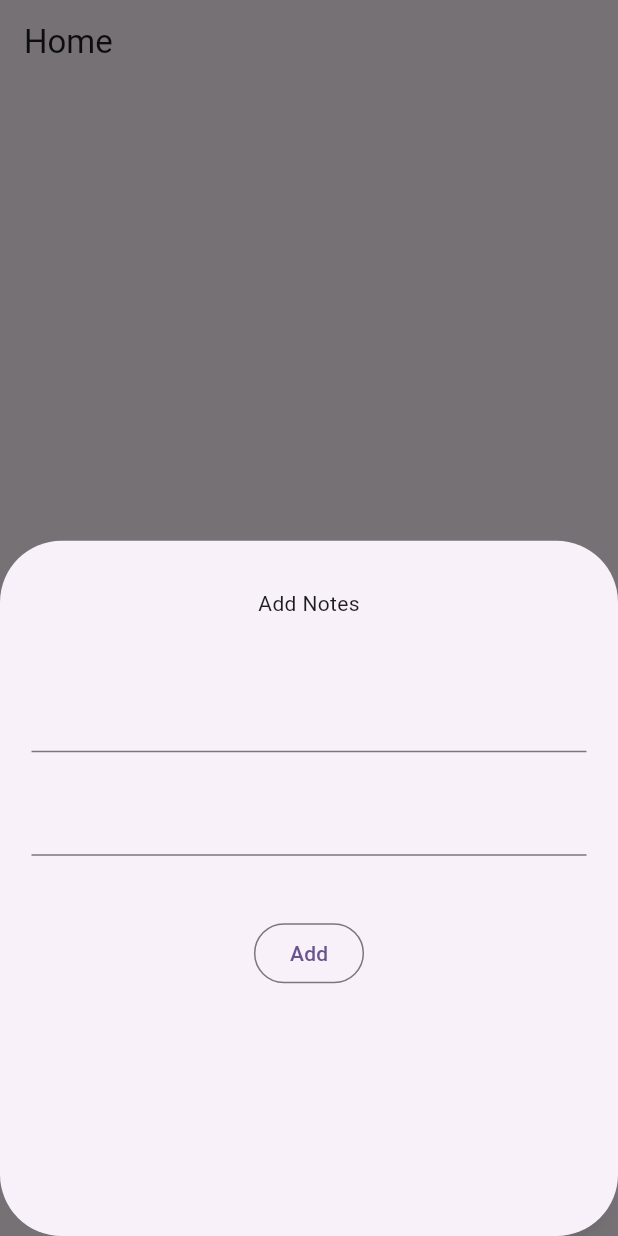
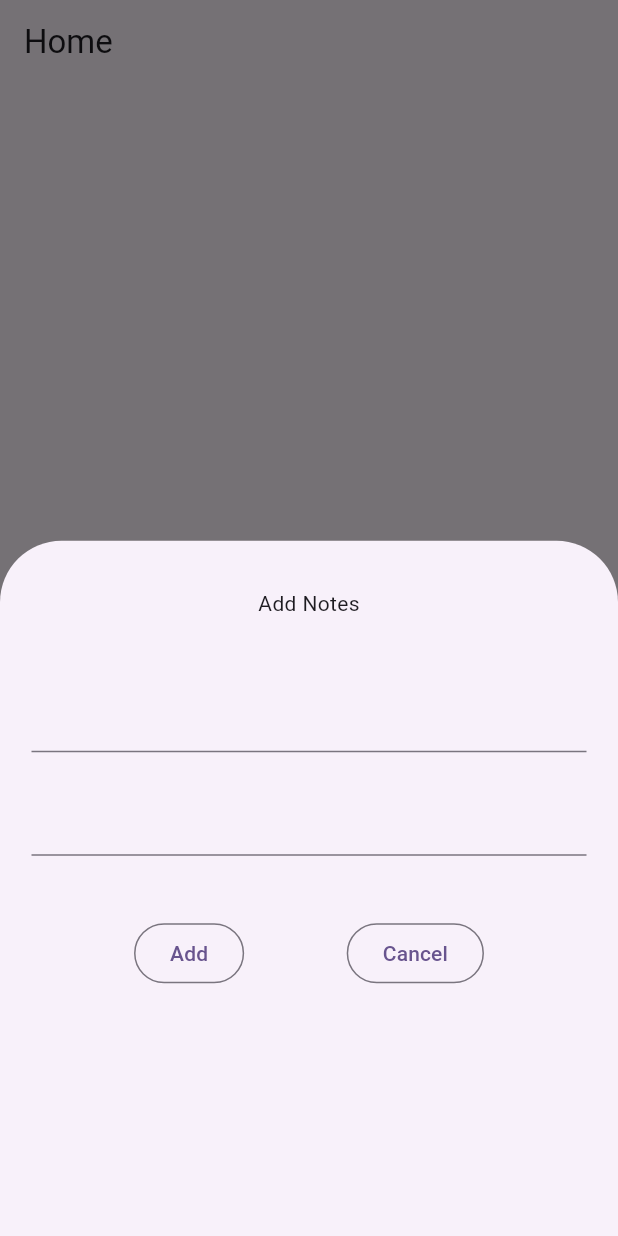
Before and after one commit to ATuLApSp016/database_db_app, a Flutter app: the screen it shows after launch, after a tap on the "add" icon, on a phone screen of 412 x 824 dp. Run offline on Flutter 3.47's test engine with Material 3 defaults, Android fonts, the phone set to English and light mode, and no system bars; our stand-ins replace sqflite; accounts and stored records are empty.

Commit message:
Add with NoteModel using better process

```diff
--- a/lib/appDatabase/app_datebase.dart
+++ b/lib/appDatabase/app_datebase.dart
@@ -1,4 +1,5 @@
 
+import 'package:database_db_app/models/note_models.dart';
 import 'package:path/path.dart';
 import 'package:path_provider/path_provider.dart';
 import 'package:sqflite/sqflite.dart';
@@ -45,19 +46,25 @@ class AppDatabase {
 
   /// db create
   /// table create
+
+
   /// insert data
-  void addNote({required String title, required String desc}) async {
+  void addNote({required NoteModel newNote}) async {
     var db = await getDB();
-    db.insert(TABLE_NOTE_NAME, {
-      COLUMN_NOTE_TITLE: title,
-      COLUMN_NOTE_DESC: desc,
-    });
+    db.insert(TABLE_NOTE_NAME, newNote.toMap());
   }
 
   /// fetch data
-  Future<List<Map<String, dynamic>>> fetchAllNotes() async {
+  Future<List<NoteModel>> fetchAllNotes() async {
     var db = await getDB();
     var data = await db.query(TABLE_NOTE_NAME);
-    return data;
+
+    List<NoteModel> mData = [];
+
+    for(Map<String, dynamic> eachMap in data) {
+      var eachModel = NoteModel.fromMap(eachMap);
+      mData.add(eachModel);
+    }
+    return mData;
   }
 }
--- a/lib/main.dart
+++ b/lib/main.dart
@@ -11,9 +11,7 @@ class MyApp extends StatelessWidget {
   // This widget is the root of your application.
   @override
   Widget build(BuildContext context) {
-
     return MaterialApp(
-      debugShowMaterialGrid: false,
       title: 'Database',
       debugShowCheckedModeBanner: false,
       theme: ThemeData(
@@ -21,7 +19,7 @@ class MyApp extends StatelessWidget {
         colorScheme: ColorScheme.fromSeed(seedColor: Colors.deepPurple),
         useMaterial3: true,
       ),
-      home:  HomePage(),
+      home: HomePage(),
     );
   }
 }
--- /dev/null
+++ b/lib/models/note_models.dart
@@ -0,0 +1,27 @@
+import 'package:database_db_app/appDatabase/app_datebase.dart';
+
+class NoteModel {
+  int id;
+  String title;
+  String desc;
+  String? createdAt;
+
+  NoteModel(
+      {required this.title, required this.desc, this.createdAt, this.id = 0});
+
+  ///map to model
+  factory NoteModel.fromMap(Map<String, dynamic> map) => NoteModel(
+      id: map[AppDatabase.COLUMN_NOTE_ID],
+      title: map[AppDatabase.COLUMN_NOTE_TITLE],
+      desc: map[AppDatabase.COLUMN_NOTE_DESC],
+      createdAt: map[AppDatabase.COLUMN_NOTE_CREATED_AT]);
+
+  ///model to map
+  Map<String, dynamic> toMap() {
+    return {
+      AppDatabase.COLUMN_NOTE_TITLE: title,
+      AppDatabase.COLUMN_NOTE_DESC: desc,
+      AppDatabase.COLUMN_NOTE_CREATED_AT: createdAt,
+    };
+  }
+}
--- a/lib/pages/home_page.dart
+++ b/lib/pages/home_page.dart
@@ -1,4 +1,5 @@
 import 'package:database_db_app/appDatabase/app_datebase.dart';
+import 'package:database_db_app/models/note_models.dart';
 import 'package:flutter/material.dart';
 
 class HomePage extends StatefulWidget {
@@ -9,7 +10,7 @@ class HomePage extends StatefulWidget {
 class _HomePageState extends State<HomePage> {
   var titleController = TextEditingController();
   var descController = TextEditingController();
-  List<Map<String, dynamic>> mData = [];
+  List<NoteModel> mData = [];
   AppDatabase? db;
 
   @override
@@ -35,8 +36,11 @@ class _HomePageState extends State<HomePage> {
               itemCount: mData.length,
               itemBuilder: (context, index) {
                 return ListTile(
-              title: Text(mData[index][AppDatabase.COLUMN_NOTE_TITLE]),
-              subtitle: Text(mData[index][AppDatabase.COLUMN_NOTE_DESC]),
+                  onTap: () {},
+                  leading: Text(mData[index].id.toString()),
+                  title: Text(mData[index].title),
+                  subtitle: Text(mData[index].desc),
+                  trailing: Text(mData[index].createdAt.toString()),
                 );
               })
           : const Center(
@@ -46,9 +50,13 @@ class _HomePageState extends State<HomePage> {
       /// fetch note from database
       floatingActionButton: FloatingActionButton(
         onPressed: () {
+          titleController.clear();
+          descController.clear();
           showModalBottomSheet(
-              shape: RoundedRectangleBorder(
-                  borderRadius: BorderRadius.circular(41)),
+              shape: const RoundedRectangleBorder(
+                  borderRadius: BorderRadius.only(
+                      topRight: Radius.circular(41),
+                      topLeft: Radius.circular(41))),
               context: context,
               builder: (_) {
                 return Padding(
@@ -62,17 +70,31 @@ class _HomePageState extends State<HomePage> {
                       const SizedBox(height: 21),
                       TextField(controller: descController),
                       const SizedBox(height: 41),
+                      Row(
+                        mainAxisAlignment: MainAxisAlignment.spaceEvenly,
+                        children: [
                           OutlinedButton(
                               onPressed: () {
                                 /// add note into database
+
                                 db!.addNote(
+                                    newNote: NoteModel(
                                         title: titleController.text,
                                         desc: descController.text,
-                            );
+                                        createdAt: DateTime.now()
+                                            .millisecondsSinceEpoch
+                                            .toString()));
                                 getNotes();
                                 Navigator.pop(context);
                               },
-                          child: const Text('Add'))
+                              child: const Text('Add')),
+                          OutlinedButton(
+                              onPressed: () {
+                                Navigator.pop(context);
+                              },
+                              child: const Text('Cancel')),
+                        ],
+                      )
                     ],
                   ),
                 );
```
Lines whose indentation alone changed are shown as unchanged.
